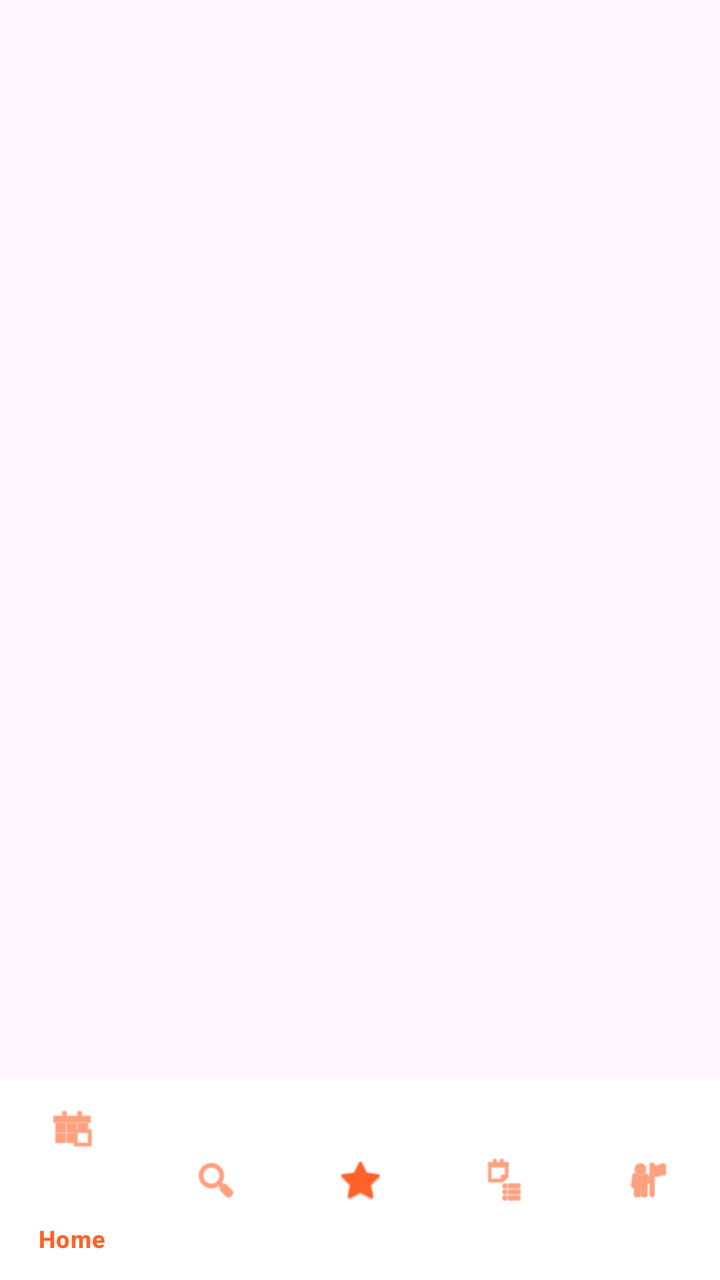
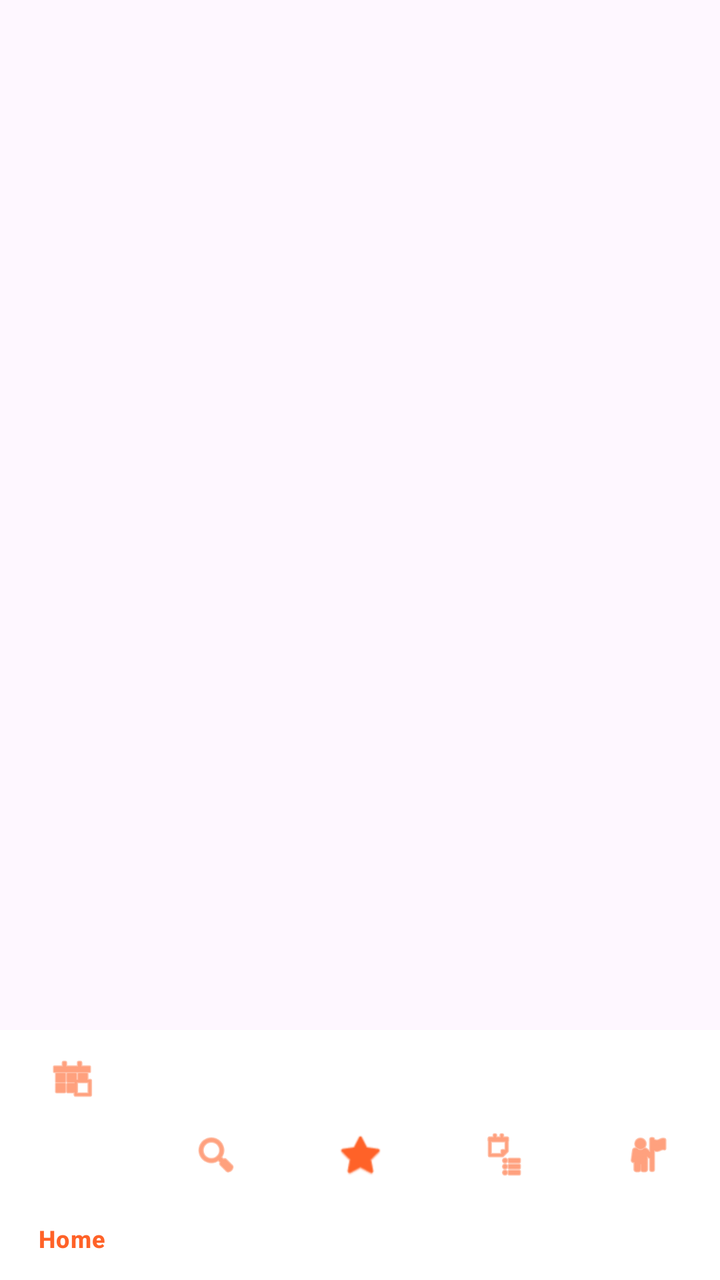

Compare the two renders of this Android layout. The source of the first and the diff that turns it into the second are given below.
<!-- AndroidManifest.xml: application theme Theme.CookBook -->
<!-- res/layout/activity_main.xml -->
<?xml version="1.0" encoding="utf-8"?>
<RelativeLayout xmlns:android="http://schemas.android.com/apk/res/android"
    xmlns:app="http://schemas.android.com/apk/res-auto"
    android:layout_width="match_parent"
    android:layout_height="match_parent">

    
    <androidx.fragment.app.FragmentContainerView
        android:id="@+id/fragment_container"
        android:layout_width="match_parent"
        android:layout_height="match_parent"
        android:layout_above="@id/bottomNavigationView" />

    
    <com.google.android.material.bottomnavigation.BottomNavigationView
        android:id="@+id/bottomNavigationView"
        android:layout_width="match_parent"
        android:layout_height="100dp"
        android:layout_alignParentBottom="true"
        android:background="#FFFFFF"
        app:elevation="8dp"
        app:menu="@menu/bottom_nav_menu"
        app:itemIconTint="@color/orange_primary"
        app:itemTextColor="@color/orange_primary" />

</RelativeLayout>
<!-- resources referenced by this layout -->
<resources>
  <color name="orange_primary">#FF6228</color>
  <style name="Theme.CookBook" parent="Base.Theme.CookBook" />
  <style name="Base.Theme.CookBook" parent="Theme.Material3.DayNight.NoActionBar">
          
          
      </style>
</resources>

<!-- the commit's change to res/layout/activity_main.xml (unified diff, before → after) -->
@@ -15,7 +15,7 @@
     <com.google.android.material.bottomnavigation.BottomNavigationView
         android:id="@+id/bottomNavigationView"
         android:layout_width="match_parent"
-        android:layout_height="100dp"
+        android:layout_height="125dp"
         android:layout_alignParentBottom="true"
         android:background="#FFFFFF"
         app:elevation="8dp"
